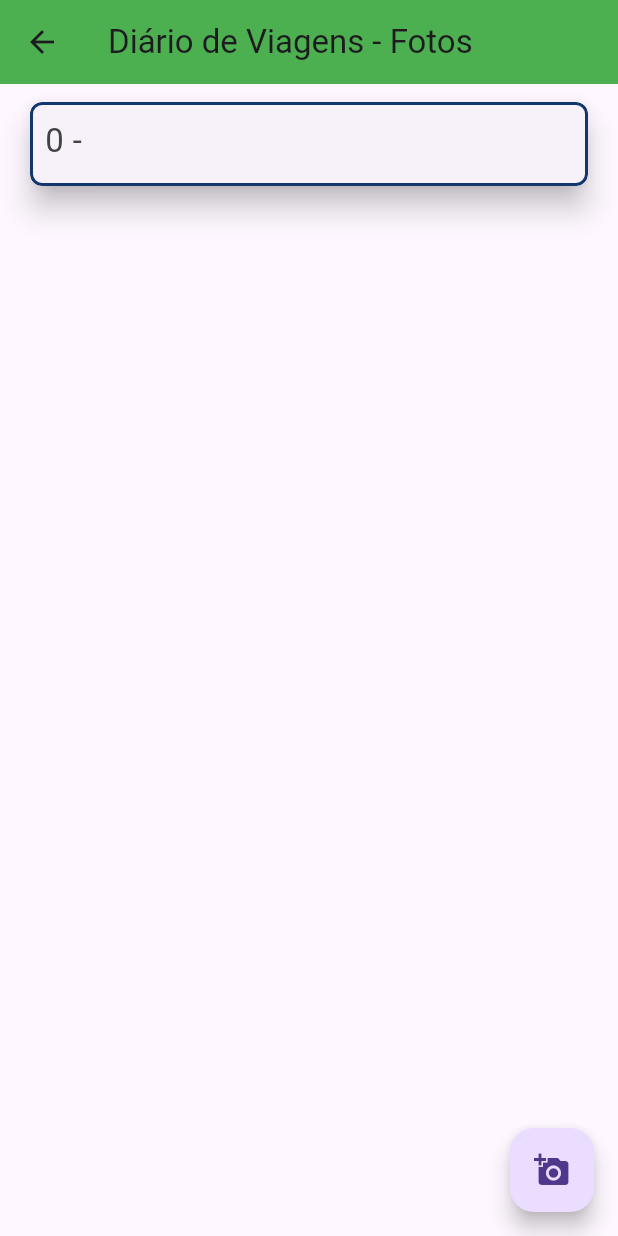
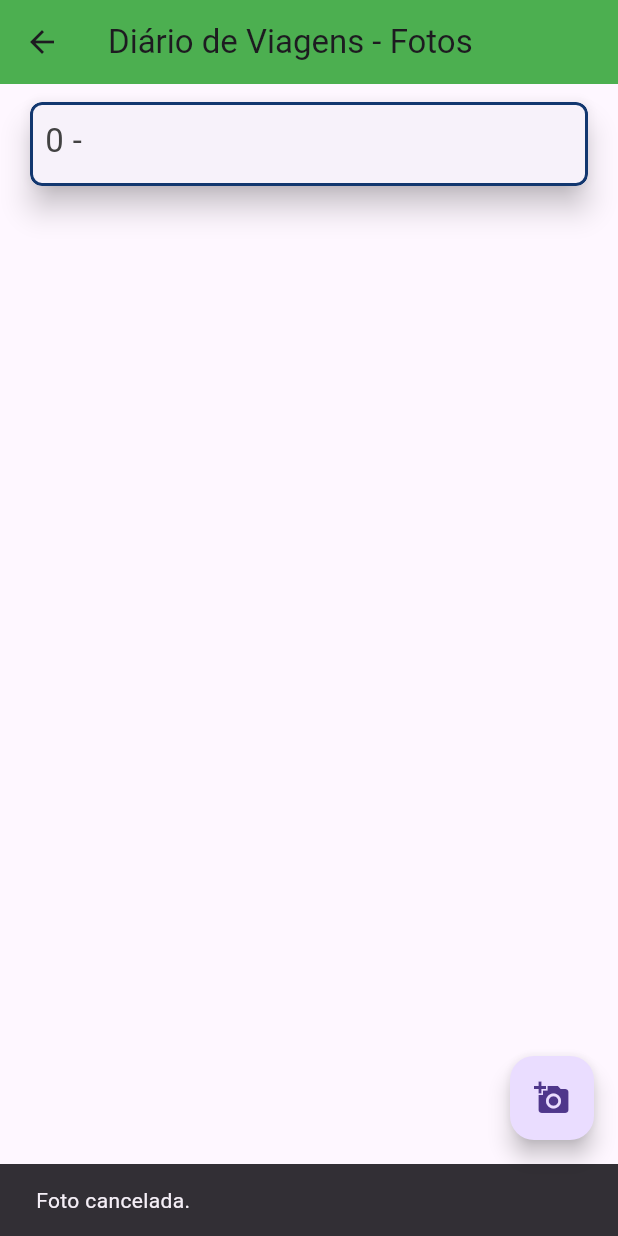
Before and after one commit to FabioPortella/diario_viagens, a Flutter app: the FotosPageSQLite screen opened directly with empty values, after a tap on the "add a photo" icon, on a phone screen of 412 x 824 dp. Run offline on Flutter 3.47's test engine with Material 3 defaults, Android fonts, the phone set to English and light mode, and no system bars; our stand-ins replace google_fonts, hive, image_picker, sqflite; accounts and stored records are empty.

Commit message:
gravando e buscando fotos diretamente no DB

```diff
--- a/lib/pages/fotos_sqlite_page.dart
+++ b/lib/pages/fotos_sqlite_page.dart
@@ -1,3 +1,5 @@
+import 'dart:io';
+
 import 'package:diario_viagens/model/foto_sqlite_model.dart';
 import 'package:diario_viagens/pages/diario_viagem_sqlite_page.dart';
 import 'package:diario_viagens/repositories/foto_sqlite_repository.dart';
@@ -5,6 +7,10 @@ import 'package:diario_viagens/shared/app_images.dart';
 import 'package:diario_viagens/shared/widgets/text_label.dart';
 import 'package:flutter/material.dart';
 import 'package:image_picker/image_picker.dart';
+import 'package:path_provider/path_provider.dart' as path_provider;
+// ignore: depend_on_referenced_packages
+import 'package:path/path.dart';
+
 import 'package:intl/intl.dart';
 
 double defaultRadius = 8.0;
@@ -65,11 +71,17 @@ class _FotosPageSQLiteState extends State<FotosPageSQLite> {
           final XFile? photo =
               await picker.pickImage(source: ImageSource.camera);
           if (photo != null) {
+            String path =
+                (await path_provider.getApplicationDocumentsDirectory()).path;
+            String name = basename(photo.path);
+            debugPrint("Esta foto está aqui: $path/$name");
+            await photo.saveTo("$path/$name");
+
             await fotoRepository.salvar(FotoSQLiteModel(
                 0,
                 "",
                 DateFormat("dd/MM/yyyy").format(DateTime.now()),
-                "midia_foto",
+                "$path/$name",
                 "",
                 widget.viagemId));
             // ignore: use_build_context_synchronously
@@ -78,6 +90,10 @@ class _FotosPageSQLiteState extends State<FotosPageSQLite> {
             // ignore: use_build_context_synchronously
             ScaffoldMessenger.of(context).showSnackBar(
                 const SnackBar(content: Text("Foto adicionada com sucesso")));
+          } else {
+            // ignore: use_build_context_synchronously
+            ScaffoldMessenger.of(context)
+                .showSnackBar(const SnackBar(content: Text("Foto cancelada.")));
           }
         },
       ),
@@ -158,16 +174,22 @@ class _FotosPageSQLiteState extends State<FotosPageSQLite> {
                         child: Column(
                           crossAxisAlignment: CrossAxisAlignment.start,
                           children: <Widget>[
-                            Image.asset(
-                              (foto.idViagem == 1)
-                                  ? AppImages.paisagem1
-                                  : (foto.idViagem == 2)
-                                      ? AppImages.paisagem2
-                                      : AppImages.paisagem3,
+                            Image.file(
+                              File(foto.midia),
                               height: 250,
                               width: double.infinity,
                               fit: BoxFit.cover,
                             ),
+                            // Image.asset(
+                            //   (foto.idViagem == 1)
+                            //       ? AppImages.paisagem1
+                            //       : (foto.idViagem == 2)
+                            //           ? AppImages.paisagem2
+                            //           : AppImages.paisagem3,
+                            //   height: 250,
+                            //   width: double.infinity,
+                            //   fit: BoxFit.cover,
+                            // ),
                             Container(
                               padding: const EdgeInsets.all(15),
                               child: Column(
```
Also changed, not shown: pubspec.lock.
